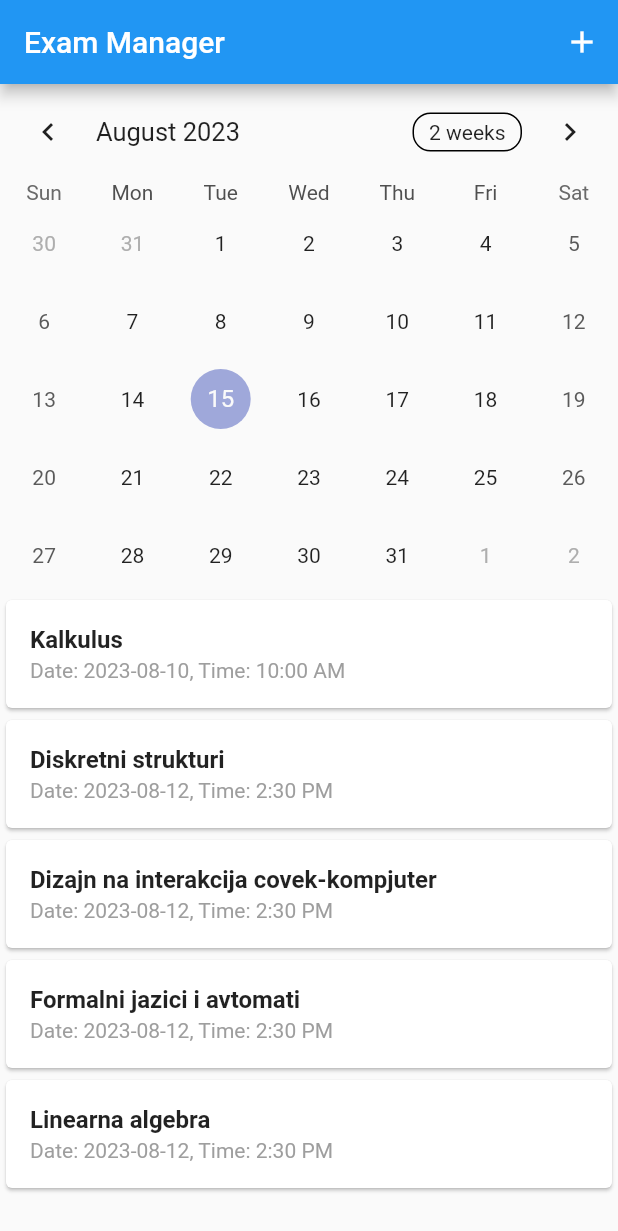
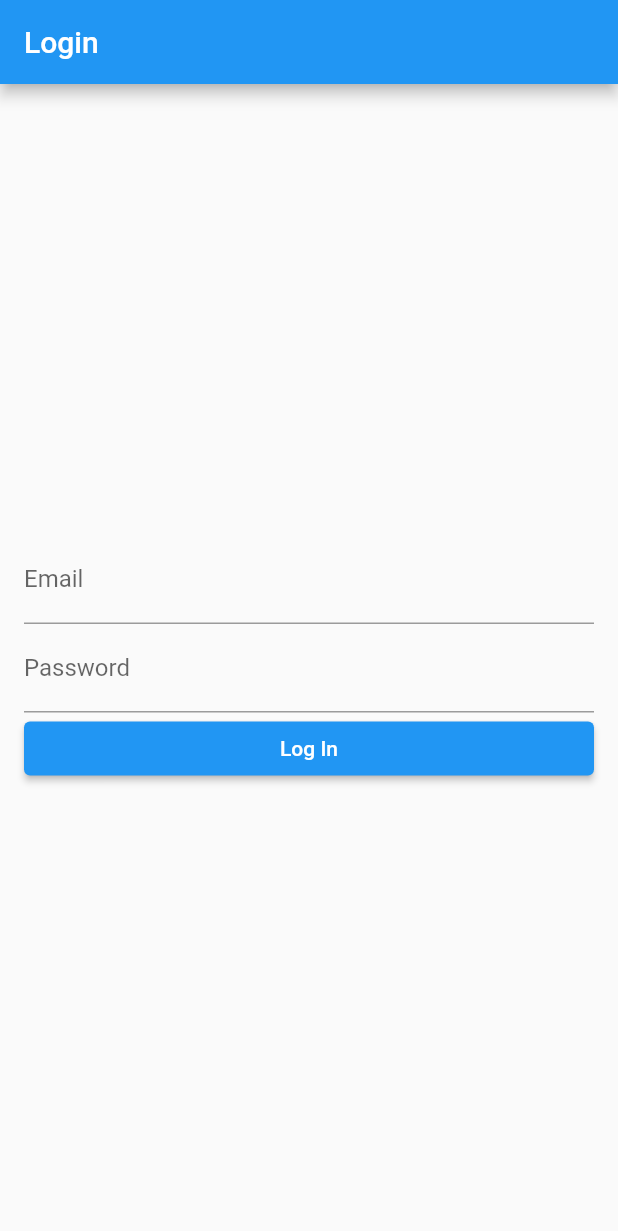
Before and after one commit to akovacheva/lab3_4_5_mis, a Flutter app: the screen it shows after launch, on a phone screen of 412 x 824 dp. Shown: the top 1231 px of the screen. Run offline on Flutter 3.47's test engine with Material 2 defaults, Android fonts, the phone set to English and light mode, and no system bars; drawn by our look-alikes of table_calendar; our stand-ins replace firebase_auth, firebase_core; accounts and stored records are empty.

Commit message:
authentication provided for each user

```diff
--- /dev/null
+++ b/lib/login_screen.dart
@@ -0,0 +1,73 @@
+import 'package:flutter/material.dart';
+import 'package:firebase_auth/firebase_auth.dart';
+import 'package:lab3_mis/main.dart';
+
+
+class LoginScreen extends StatefulWidget {
+  final List<Map<String, String>> predefinedUsers;
+  final Function(String email, String password) onLogin;
+
+  const LoginScreen({Key? key, required this.predefinedUsers, required this.onLogin})
+      : super(key: key);
+
+  @override
+  State<StatefulWidget> createState() => _LoginScreenState();
+}
+
+
+class _LoginScreenState extends State<LoginScreen> {
+  final FirebaseAuth _auth = FirebaseAuth.instance;
+  final TextEditingController _emailController = TextEditingController();
+  final TextEditingController _passwordController = TextEditingController();
+
+  Future<void> _loginWithEmailAndPassword() async {
+    try {
+      final userCredential = await _auth.signInWithEmailAndPassword(
+        email: _emailController.text,
+        password: _passwordController.text,
+      );
+
+      if (userCredential.user != null) {
+        // Successful login, navigate to home screen
+        Navigator.pushReplacementNamed(context, '/home');
+      } else {
+        // Handle invalid login
+        print('Invalid Login');
+      }
+    } catch (e) {
+      // Handle login error here (show error message, etc.)
+      print('Login Error: $e');
+    }
+  }
+
+  @override
+  Widget build(BuildContext context) {
+    return Scaffold(
+      appBar: AppBar(
+        title: Text('Login'),
+      ),
+      body: Padding(
+        padding: const EdgeInsets.all(16.0),
+        child: Column(
+          mainAxisAlignment: MainAxisAlignment.center,
+          crossAxisAlignment: CrossAxisAlignment.stretch,
+          children: [
+            TextField(
+              controller: _emailController,
+              decoration: InputDecoration(labelText: 'Email'),
+            ),
+            TextField(
+              controller: _passwordController,
+              decoration: InputDecoration(labelText: 'Password'),
+              obscureText: true,
+            ),
+            ElevatedButton(
+              onPressed: _loginWithEmailAndPassword,
+              child: Text('Log In'),
+            ),
+          ],
+        ),
+      ),
+    );
+  }
+}
--- a/lib/main.dart
+++ b/lib/main.dart
@@ -1,17 +1,15 @@
 import 'package:flutter/material.dart';
 import 'package:table_calendar/table_calendar.dart';
+import 'package:firebase_core/firebase_core.dart';
+import 'firebase_options.dart';
+import 'login_screen.dart';
 
-void main() {
-  runApp(const MaterialApp(
-    home: MyApp(),
-    localizationsDelegates: [
-      DefaultMaterialLocalizations.delegate,
-      DefaultWidgetsLocalizations.delegate,
-    ],
-    supportedLocales: [
-      Locale('en', 'US'),
-    ],
-  ));
+void main() async {
+  WidgetsFlutterBinding.ensureInitialized();
+  await Firebase.initializeApp(
+    options: DefaultFirebaseOptions.currentPlatform,
+  );
+  runApp(MyApp());
 }
 
 class MyApp extends StatefulWidget {
@@ -30,83 +28,67 @@ class _MyAppState extends State<MyApp> {
     {'subject': 'Linearna algebra', 'date': '2023-08-12', 'time': '2:30 PM'},
   ];
 
-  final TextEditingController subjectController = TextEditingController();
-  final TextEditingController dateController = TextEditingController();
-  final TextEditingController timeController = TextEditingController();
+  final List<Map<String, String>> predefinedUsers = [
+    {'email': 'ana@kovacheva.com', 'password': 'admin'},
+    {'email': 'user2@example.com', 'password': 'password2'},
+    // ... more users ...
+  ];
 
-  void _showAddSubjectDialog(BuildContext context) {
-    showDialog(
-      context: context,
-      builder: (context) {
-        return AlertDialog(
-          title: const Text('Add Subject'),
-          content: Column(
-            mainAxisSize: MainAxisSize.min,
-            children: [
-              TextField(
-                controller: subjectController,
-                decoration: const InputDecoration(labelText: 'Subject'),
-              ),
-              TextField(
-                controller: dateController,
-                decoration: const InputDecoration(labelText: 'Date'),
-              ),
-              TextField(
-                controller: timeController,
-                decoration: const InputDecoration(labelText: 'Time'),
-              ),
-            ],
-          ),
-          actions: [
-            TextButton(
-              onPressed: () {
-                Navigator.of(context).pop(); // Close the dialog
-              },
-              child: const Text('Cancel'),
-            ),
-            ElevatedButton(
-              onPressed: () {
-                String subject = subjectController.text;
-                String date = dateController.text;
-                String time = timeController.text;
-                if (subject.isNotEmpty && date.isNotEmpty && time.isNotEmpty) {
-                  // Add the subject with date and time to the list
+  String? _loggedInUser;
+
+  void _loginUser(String email, String password) {
+    final user = predefinedUsers.firstWhere(
+          (user) => user['email'] == email && user['password'] == password,
+      orElse: () => {'email': '', 'password': ''}, // Return default values or an empty user
+    );
+
+    if (user['email'] != '') {
       setState(() {
-                    exams.add({'subject': subject, 'date': date, 'time': time});
+        _loggedInUser = user['email'];
       });
-                  // Clear the controllers after adding
-                  subjectController.clear();
-                  dateController.clear();
-                  timeController.clear();
-                  Navigator.of(context).pop(); // Close the dialog
     }
-              },
-              child: const Text('Add'),
-            ),
-          ],
-        );
-      },
-    );
+  }
+
+
+  void _logoutUser() {
+    setState(() {
+      _loggedInUser = null;
+    });
   }
 
   @override
   Widget build(BuildContext context) {
-    return Scaffold(
+    return MaterialApp(
+      localizationsDelegates: const [
+        DefaultMaterialLocalizations.delegate,
+        DefaultWidgetsLocalizations.delegate,
+      ],
+      supportedLocales: const [
+        Locale('en', 'US'),
+      ],
+      home: _loggedInUser != null
+          ? Scaffold(
         appBar: AppBar(
           title: const Text('Exam Manager'),
           actions: [
             IconButton(
-            icon: const Icon(Icons.add),
-            onPressed: () {
-              _showAddSubjectDialog(context); // Pass the context to the method
-            },
+              icon: const Icon(Icons.exit_to_app),
+              onPressed: _logoutUser,
             ),
           ],
         ),
         body: ExamList(exams: exams),
+      )
+          : LoginScreen(
+        predefinedUsers: predefinedUsers,
+        onLogin: _loginUser,
+      ),
     );
   }
 }
+
+// ... the rest of your code ...
+
 
 class ExamList extends StatefulWidget {
   final List<Map<String, String>> exams;
--- a/pubspec.yaml
+++ b/pubspec.yaml
@@ -33,6 +33,8 @@ dependencies:
     sdk: flutter
   alert_dialog: ^1.0.2
   table_calendar: ^3.0.3
+  firebase_core: ^2.10.0
+  firebase_auth: ^4.4.2
 
 
   # The following adds the Cupertino Icons font to your application.
```
Also changed, not shown: lib/firebase_options.dart (added), pubspec.lock, 9 other files. Lines whose indentation alone changed are shown as unchanged.
